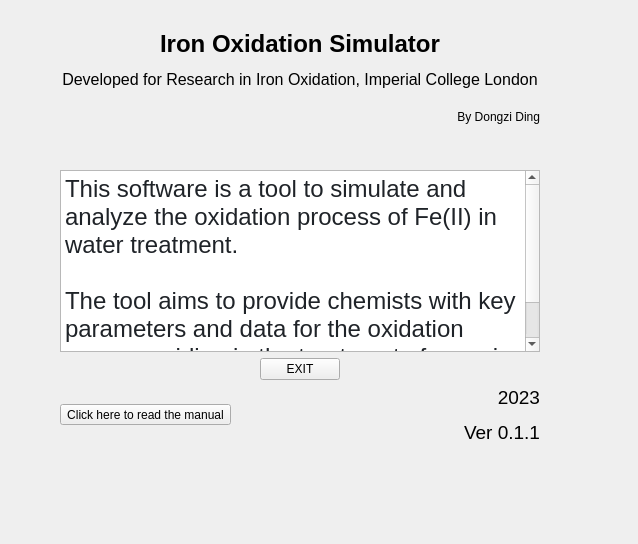
MrD-Lt/Iron-Oxidation-Simulator, file Project/IronOxidationSimulator/src/ui/welcome.ui: the form before one commit.
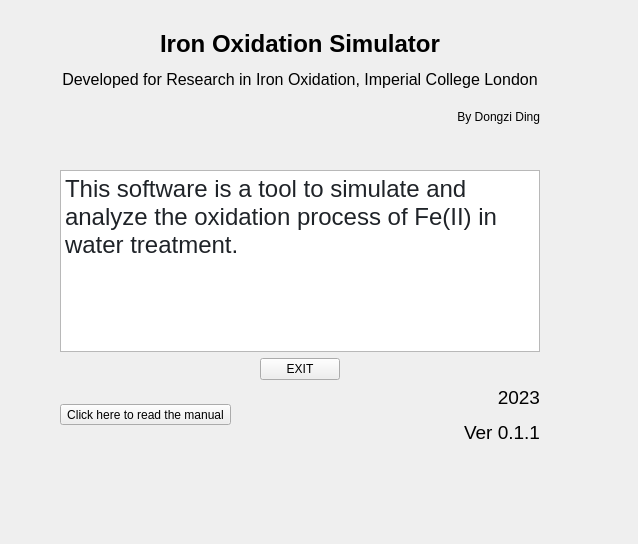
The form after the commit.

What changed in the file:
```diff
--- a/Project/IronOxidationSimulator/src/ui/welcome.ui
+++ b/Project/IronOxidationSimulator/src/ui/welcome.ui
@@ -158,9 +158,7 @@
 &lt;html&gt;&lt;head&gt;&lt;meta name=&quot;qrichtext&quot; content=&quot;1&quot; /&gt;&lt;style type=&quot;text/css&quot;&gt;
 p, li { white-space: pre-wrap; }
 &lt;/style&gt;&lt;/head&gt;&lt;body style=&quot; font-family:'.AppleSystemUIFont'; font-size:13pt; font-weight:400; font-style:normal;&quot;&gt;
-&lt;p style=&quot; margin-top:0px; margin-bottom:0px; margin-left:0px; margin-right:0px; -qt-block-indent:0; text-indent:0px;&quot;&gt;&lt;span style=&quot; font-family:'-apple-system','BlinkMacSystemFont','Segoe UI','Noto Sans','Helvetica','Arial','sans-serif','Apple Color Emoji','Segoe UI Emoji'; font-size:18pt; color:#1f2328; background-color:#ffffff;&quot;&gt;This software is a tool to simulate and analyze the oxidation process of Fe(II) in water treatment. &lt;/span&gt;&lt;/p&gt;
-&lt;p style=&quot;-qt-paragraph-type:empty; margin-top:0px; margin-bottom:0px; margin-left:0px; margin-right:0px; -qt-block-indent:0; text-indent:0px; font-family:'-apple-system','BlinkMacSystemFont','Segoe UI','Noto Sans','Helvetica','Arial','sans-serif','Apple Color Emoji','Segoe UI Emoji'; font-size:18pt; color:#1f2328;&quot;&gt;&lt;br /&gt;&lt;/p&gt;
-&lt;p style=&quot; margin-top:0px; margin-bottom:0px; margin-left:0px; margin-right:0px; -qt-block-indent:0; text-indent:0px;&quot;&gt;&lt;span style=&quot; font-family:'-apple-system','BlinkMacSystemFont','Segoe UI','Noto Sans','Helvetica','Arial','sans-serif','Apple Color Emoji','Segoe UI Emoji'; font-size:18pt; color:#1f2328; background-color:#ffffff;&quot;&gt;The tool aims to provide chemists with key parameters and data for the oxidation process, aiding in the treatment of arsenic-contaminated water.&lt;/span&gt;&lt;/p&gt;&lt;/body&gt;&lt;/html&gt;</string>
+&lt;p style=&quot; margin-top:0px; margin-bottom:0px; margin-left:0px; margin-right:0px; -qt-block-indent:0; text-indent:0px;&quot;&gt;&lt;span style=&quot; font-family:'-apple-system','BlinkMacSystemFont','Segoe UI','Noto Sans','Helvetica','Arial','sans-serif','Apple Color Emoji','Segoe UI Emoji'; font-size:18pt; color:#1f2328; background-color:#ffffff;&quot;&gt;This software is a tool to simulate and analyze the oxidation process of Fe(II) in water treatment. &lt;/span&gt;&lt;/p&gt;&lt;/body&gt;&lt;/html&gt;</string>
         </property>
        </widget>
       </item>
```
